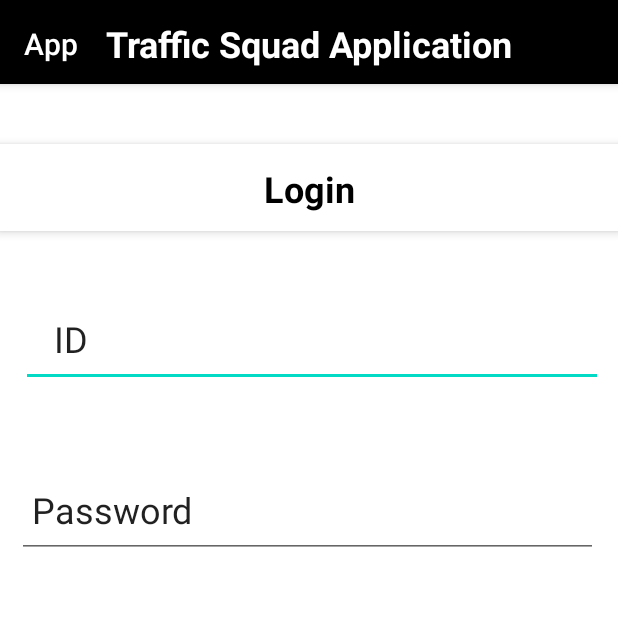
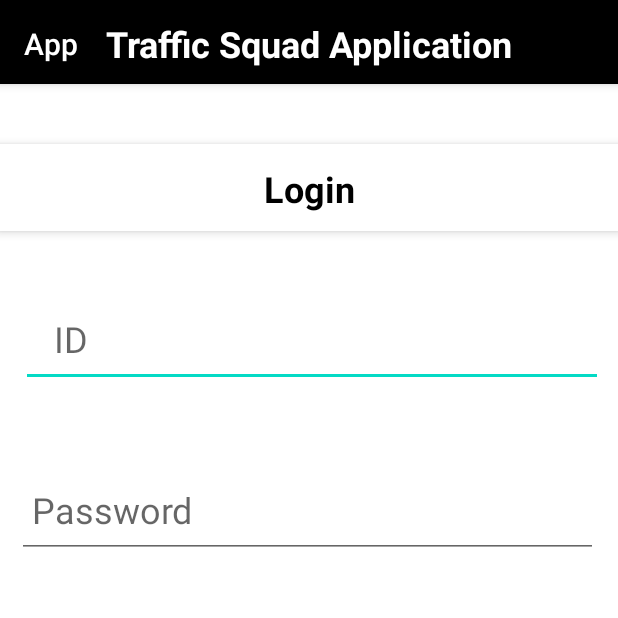
Before and after one commit to RoystonDAlmeida/Traffic_App-Updated-, an Android app: the screen it shows after launch (MainActivity), on a phone screen of 412 x 824 dp, the top half of it. Run offline under Robolectric (Android 15) with nearby library versions, the phone set to English and light mode, and no system bars.

Commit message:
Updated files

```diff
--- /dev/null
+++ b/app/src/main/java/com/example/app/All_Traffic_Squad.java
@@ -0,0 +1,4 @@
+package com.example.app;
+
+public class All_Traffic_Squad {
+}
--- a/app/src/main/res/layout/activity_main.xml
+++ b/app/src/main/res/layout/activity_main.xml
@@ -47,7 +47,7 @@
         android:layout_marginBottom="10dp"
         android:ems="10"
         android:inputType="textPersonName"
-        android:text="   ID"
+        android:hint="   ID"
         android:textSize="24sp" />
 
     <EditText
@@ -65,7 +65,7 @@
         android:layout_marginBottom="10dp"
         android:ems="10"
         android:inputType="textPersonName"
-        android:text=" Password"
+        android:hint=" Password"
         android:textSize="24sp" />
 
     <Button
```
